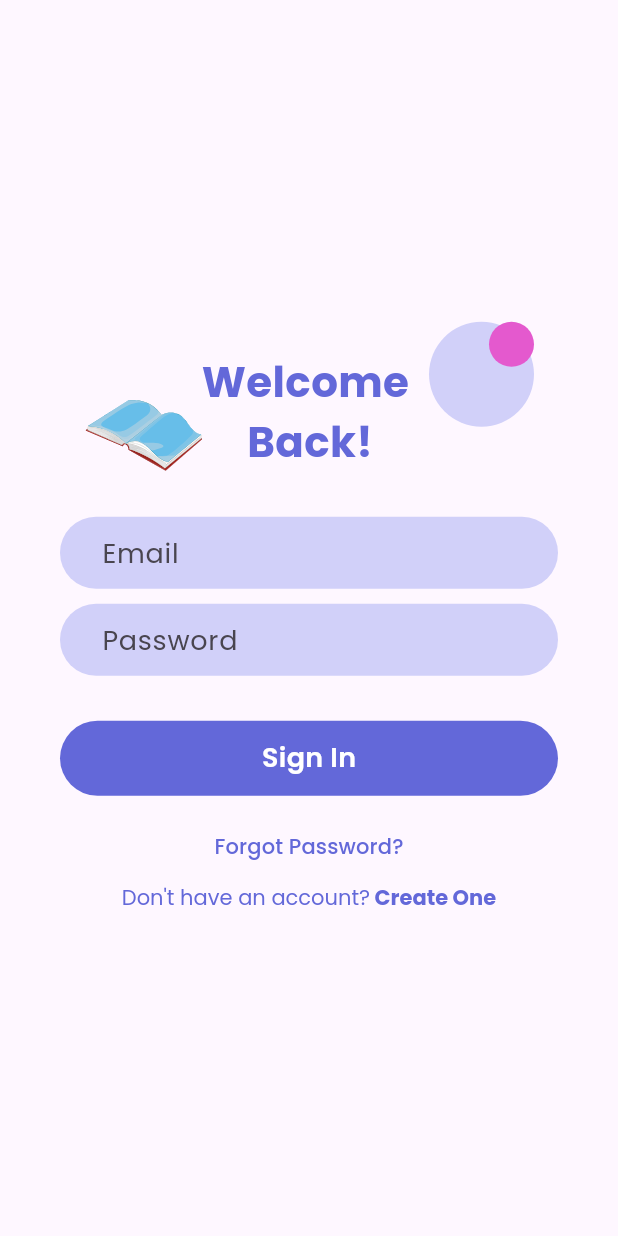
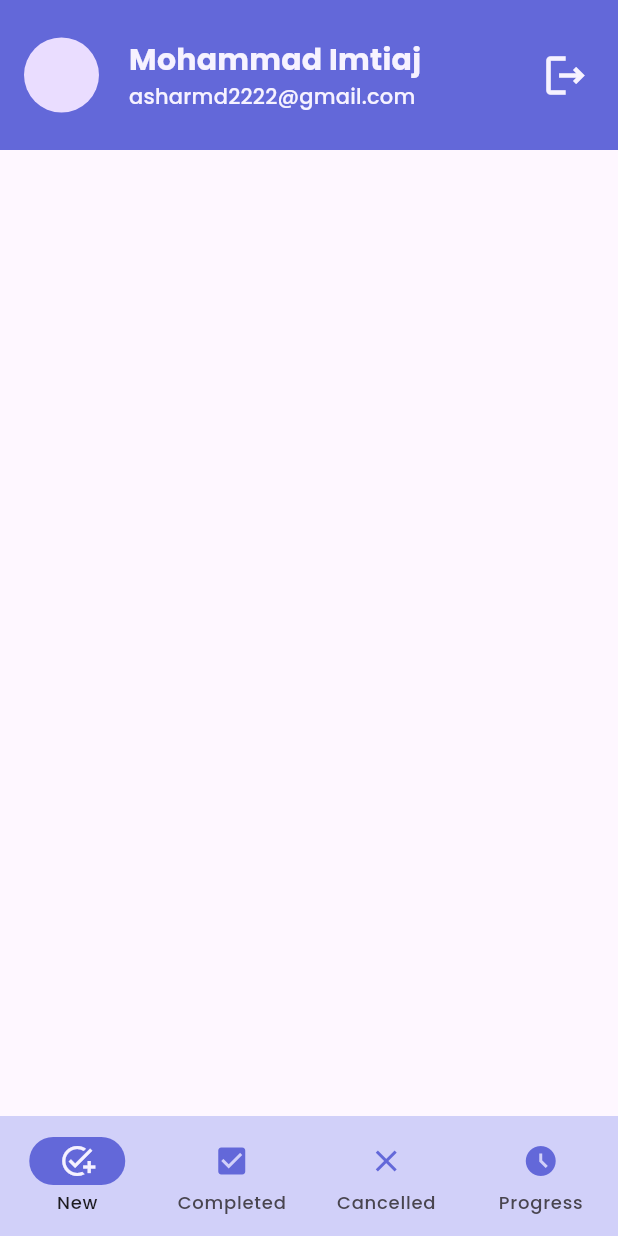
Before and after one commit to Error-Imtiaj/task_manager_mobile_app, a Flutter app: the LoginScreen screen opened directly, after a tap on "Sign In", on a phone screen of 412 x 824 dp. Run offline on Flutter 3.47's test engine with Material 3 defaults, Android fonts, the light colour scheme and no system bars; our stand-ins replace flutter_svg, google_fonts, pin_code_fields.

Commit message:
Updated some screens

```diff
--- a/lib/UI/screens/login_screen.dart
+++ b/lib/UI/screens/login_screen.dart
@@ -2,6 +2,7 @@ import 'package:flutter/gestures.dart';
 import 'package:flutter/material.dart';
 import 'package:flutter_svg/svg.dart';
 import 'package:google_fonts/google_fonts.dart';
+import 'package:task_manager_mobile_app/UI/screens/navigation_screen.dart';
 import 'package:task_manager_mobile_app/UI/screens/reset_pass_screen.dart';
 import 'package:task_manager_mobile_app/UI/screens/signup_screen.dart';
 import 'package:task_manager_mobile_app/UI/utils/assetPath.dart';
@@ -48,7 +49,9 @@ class _LoginScreenState extends State<LoginScreen> {
             // button
             Custombutton(
               ButtonName: "Sign In",
-              ontap: () {},
+              ontap: () {
+                _navigateToDashboard();
+              },
             ),
             const SizedBox(
               height: 10,
@@ -169,4 +172,12 @@ class _LoginScreenState extends State<LoginScreen> {
       return SignupScreen();
     }));
   }
+
+  void _navigateToDashboard() {
+    Navigator.pushAndRemoveUntil(context,
+        MaterialPageRoute(builder: (context) => const NavigationScreen()),
+        (value) {
+      return false;
+    });
+  }
 }
--- /dev/null
+++ b/lib/UI/screens/navigation_screen.dart
@@ -0,0 +1,49 @@
+import 'package:flutter/material.dart';
+import 'package:task_manager_mobile_app/UI/utils/colors.dart';
+import 'package:task_manager_mobile_app/UI/widgets/navigation_distanations.dart';
+import 'package:task_manager_mobile_app/UI/widgets/tm_Appbar.dart';
+
+class NavigationScreen extends StatefulWidget {
+  const NavigationScreen({super.key});
+
+  @override
+  State<NavigationScreen> createState() => _NavigationScreenState();
+}
+
+class _NavigationScreenState extends State<NavigationScreen> {
+  int _selectedIndex = 0;
+  @override
+  Widget build(BuildContext context) {
+    return Scaffold(
+      appBar: TmAppbar(),
+      bottomNavigationBar: NavigationBar(
+        selectedIndex: _selectedIndex,
+        onDestinationSelected: (value) {
+          setState(() {
+            _selectedIndex = value;
+          });
+        },
+        backgroundColor: ColorsUtils.fieldPrimaryColor,
+        indicatorColor: ColorsUtils.primaryColor,
+        destinations: const [
+          NavigationDistanations(
+            icon: Icons.add_task,
+            title: 'New',
+          ),
+          NavigationDistanations(
+            icon: Icons.check_box,
+            title: 'Completed',
+          ),
+          NavigationDistanations(
+            icon: Icons.close,
+            title: 'Cancelled',
+          ),
+          NavigationDistanations(
+            icon: Icons.access_time_filled_outlined,
+            title: 'Progress',
+          ),
+        ],
+      ),
+    );
+  }
+}
--- a/lib/UI/screens/pin_screens.dart
+++ b/lib/UI/screens/pin_screens.dart
@@ -3,7 +3,6 @@ import 'package:flutter_svg/svg.dart';
 import 'package:task_manager_mobile_app/UI/utils/assetPath.dart';
 import 'package:task_manager_mobile_app/UI/utils/colors.dart';
 import 'package:task_manager_mobile_app/UI/widgets/custom_button.dart';
-import 'package:task_manager_mobile_app/UI/widgets/textfield_widget.dart';
 import 'package:pin_code_fields/pin_code_fields.dart';
 
 class PinScreens extends StatefulWidget {
--- /dev/null
+++ b/lib/UI/widgets/navigation_distanations.dart
@@ -0,0 +1,24 @@
+import 'package:flutter/material.dart';
+import 'package:task_manager_mobile_app/UI/utils/colors.dart';
+
+class NavigationDistanations extends StatelessWidget {
+  final IconData icon;
+  final String title;
+  const NavigationDistanations(
+      {super.key, required this.icon, required this.title});
+
+  @override
+  Widget build(BuildContext context) {
+    return NavigationDestination(
+      selectedIcon: Icon(
+        icon,
+        color: ColorsUtils.backGroundColor,
+      ),
+      icon: Icon(
+        icon,
+        color: ColorsUtils.primaryColor,
+      ),
+      label: title,
+    );
+  }
+}
--- /dev/null
+++ b/lib/UI/widgets/tm_Appbar.dart
@@ -0,0 +1,68 @@
+import 'package:flutter/material.dart';
+import 'package:task_manager_mobile_app/UI/screens/login_screen.dart';
+import 'package:task_manager_mobile_app/UI/utils/colors.dart';
+
+class TmAppbar extends StatelessWidget implements PreferredSizeWidget {
+  const TmAppbar({
+    super.key,
+  });
+
+  @override
+  Widget build(BuildContext context) {
+    return AppBar(
+      backgroundColor: ColorsUtils.primaryColor,
+      title: Row(
+        children: [
+          const CircleAvatar(
+            radius: 25,
+          ),
+          const SizedBox(
+            width: 20,
+          ),
+          Expanded(
+              child: Column(
+            crossAxisAlignment: CrossAxisAlignment.start,
+            children: [
+              // NAME
+              Text(
+                "Mohammad Imtiaj",
+                style: Theme.of(context).textTheme.titleMedium?.copyWith(
+                    fontWeight: FontWeight.bold,
+                    fontSize: 20,
+                    color: ColorsUtils.backGroundColor),
+              ),
+
+              // EMAIL
+              Text("asharmd2222@gmail.com",
+                  style: Theme.of(context).textTheme.titleMedium?.copyWith(
+                      fontSize: 14, color: ColorsUtils.backGroundColor)),
+            ],
+          ))
+        ],
+      ),
+      actions: [
+        Padding(
+          padding: const EdgeInsets.only(right: 10),
+          child: IconButton(
+            onPressed: () {
+              Navigator.pushAndRemoveUntil(
+                  context,
+                  MaterialPageRoute(builder: (context) => LoginScreen()),
+                  (predicate) => false);
+            },
+            icon: Icon(
+              Icons.logout_outlined,
+              size: 34,
+              color: ColorsUtils.backGroundColor,
+            ),
+          ),
+        )
+      ],
+      toolbarHeight: 100,
+    );
+  }
+
+  @override
+  // TODO: implement preferredSize
+  Size get preferredSize => Size.fromHeight(100);
+}
```
